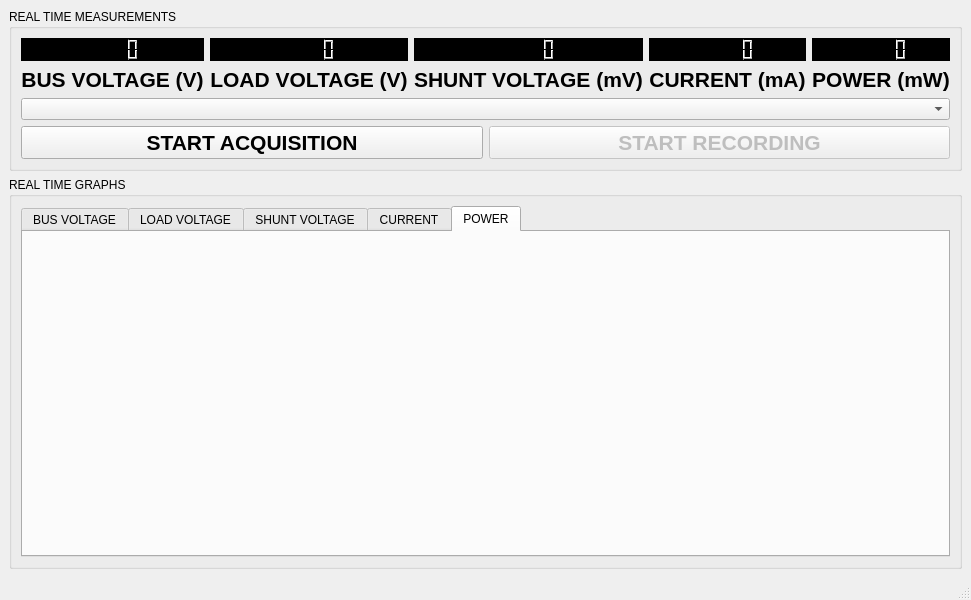
dogotic/QCurrentMeasurement, file QLCDTest/mainwindow.ui: the form before one commit.
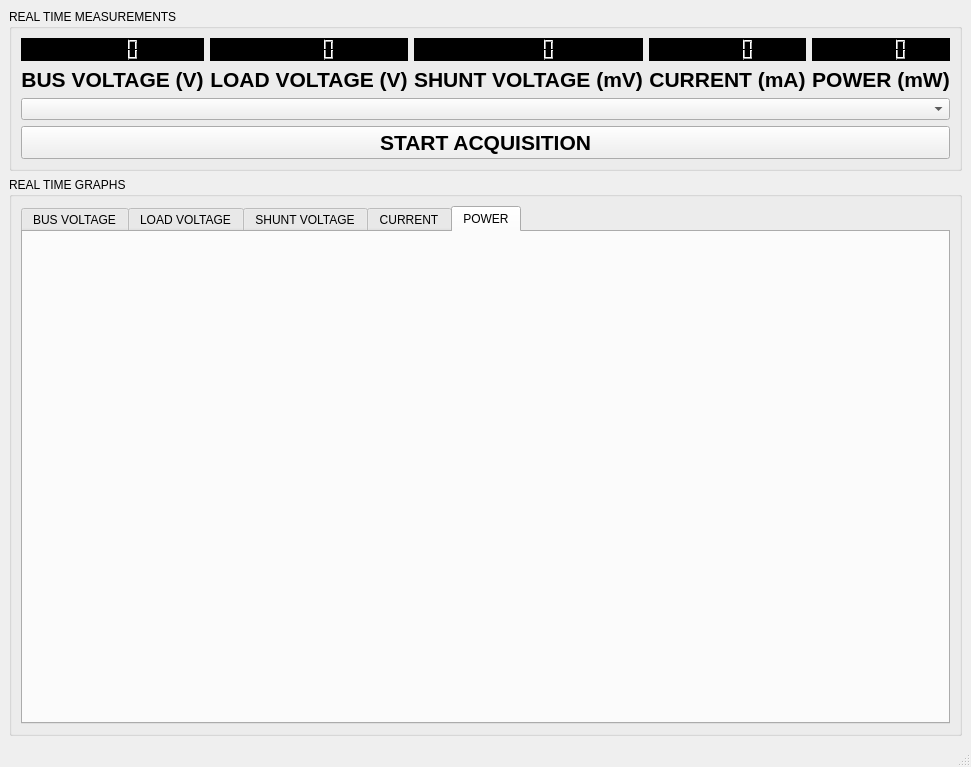
The form after the commit. The open tabs and pages were chosen to show the change. Custom widgets are drawn as their Qt base class.

Commit message: Started using the magnificant QChart widget. Most plotter code based on RealTimeSerialPlotter from csavur (https://github.com/csavur/RealTimeSerialPlotter)

Diff of the .ui file:
```diff
--- a/QLCDTest/mainwindow.ui
+++ b/QLCDTest/mainwindow.ui
@@ -7,7 +7,7 @@
     <x>0</x>
     <y>0</y>
     <width>964</width>
-    <height>600</height>
+    <height>767</height>
    </rect>
   </property>
   <property name="windowTitle">
@@ -188,23 +188,6 @@
            </property>
           </widget>
          </item>
-         <item>
-          <widget class="QPushButton" name="pushButton_2">
-           <property name="enabled">
-            <bool>false</bool>
-           </property>
-           <property name="font">
-            <font>
-             <pointsize>16</pointsize>
-             <weight>75</weight>
-             <bold>true</bold>
-            </font>
-           </property>
-           <property name="text">
-            <string>START RECORDING</string>
-           </property>
-          </widget>
-         </item>
         </layout>
        </item>
       </layout>
@@ -219,7 +202,7 @@
        <item>
         <widget class="QTabWidget" name="tabWidget">
          <property name="currentIndex">
-          <number>4</number>
+          <number>0</number>
          </property>
          <widget class="QWidget" name="tab">
           <attribute name="title">
@@ -249,11 +232,7 @@
           <attribute name="title">
            <string>POWER</string>
           </attribute>
-          <layout class="QVBoxLayout" name="verticalLayout_13">
-           <item>
-            <widget class="QwtPlot" name="qwtPlot_POWER"/>
-           </item>
-          </layout>
+          <layout class="QVBoxLayout" name="verticalLayout_13"/>
          </widget>
         </widget>
        </item>
@@ -268,19 +247,12 @@
      <x>0</x>
      <y>0</y>
      <width>964</width>
-     <height>25</height>
+     <height>22</height>
     </rect>
    </property>
   </widget>
   <widget class="QStatusBar" name="statusbar"/>
  </widget>
- <customwidgets>
-  <customwidget>
-   <class>QwtPlot</class>
-   <extends>QFrame</extends>
-   <header>qwt_plot.h</header>
-  </customwidget>
- </customwidgets>
  <resources/>
  <connections/>
 </ui>
```
The commit also changes 5 other files.
